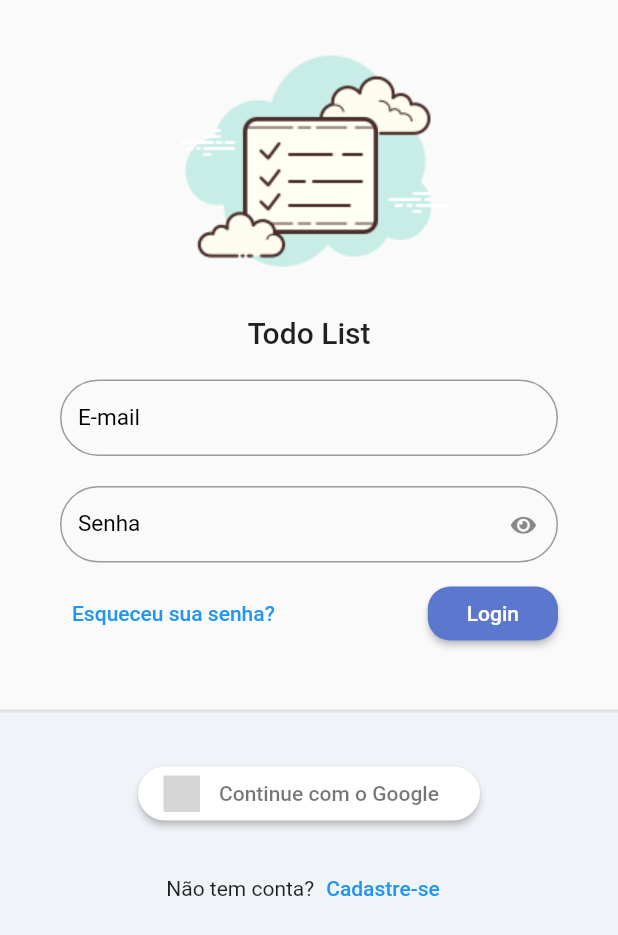
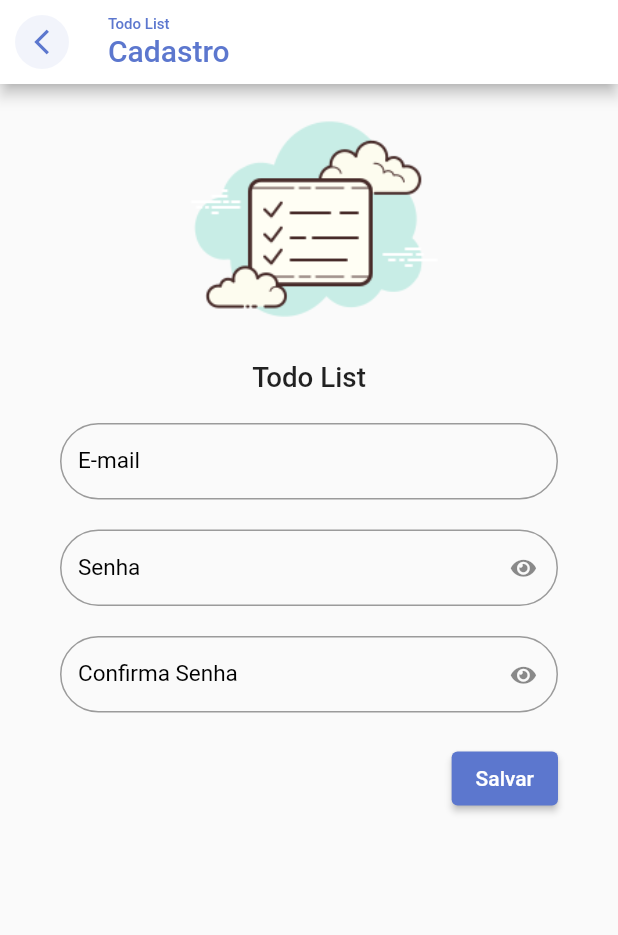
Before and after one commit to manuelzzz/to_do_list, a Flutter app: the screen it shows after launch, after a tap on "Cadastre-se", on a phone screen of 412 x 824 dp. Shown: the top 935 px of the screen. Run offline on Flutter 3.47's test engine with Material 2 defaults, Android fonts, the phone set to English and light mode, and no system bars; our stand-ins replace flutter_signin_button, google_fonts, sqflite, synchronized; accounts and stored records are empty; Roboto replaces fonts that are missing (Mandali); grey boxes are pictures that could not be loaded.

Commit message:
adding register page

```diff
--- a/lib/app/modules/auth/auth_module.dart
+++ b/lib/app/modules/auth/auth_module.dart
@@ -2,6 +2,8 @@ import 'package:provider/provider.dart';
 import 'package:todo_list/app/core/modules/todo_list_module.dart';
 import 'package:todo_list/app/modules/auth/login/login_controller.dart';
 import 'package:todo_list/app/modules/auth/login/login_page.dart';
+import 'package:todo_list/app/modules/auth/register/register_controller.dart';
+import 'package:todo_list/app/modules/auth/register/register_page.dart';
 
 class AuthModule extends TodoListModule {
   AuthModule()
@@ -9,10 +11,14 @@ class AuthModule extends TodoListModule {
           bindings: [
             ChangeNotifierProvider(
               create: (_) => LoginController(),
+            ),
+            ChangeNotifierProvider(
+              create: (_) => RegisterController(),
             )
           ],
           router: {
             '/login': (context) => const LoginPage(),
+            '/register': (context) => const RegisterPage(),
           },
         );
 }
--- a/lib/app/modules/auth/login/login_controller.dart
+++ b/lib/app/modules/auth/login/login_controller.dart
@@ -1,5 +1,3 @@
 import 'package:flutter/foundation.dart';
 
-class LoginController extends ChangeNotifier {
-
-}
+class LoginController extends ChangeNotifier {}
--- a/lib/app/modules/auth/login/login_page.dart
+++ b/lib/app/modules/auth/login/login_page.dart
@@ -99,7 +99,9 @@ class _LoginPageState extends State<LoginPage> {
                               children: [
                                 const Text('Não tem conta?'),
                                 TextButton(
-                                  onPressed: () {},
+                                  onPressed: () {
+                                    Navigator.of(context).pushNamed('/register');
+                                  },
                                   child: const Text('Cadastre-se'),
                                 )
                               ],
--- /dev/null
+++ b/lib/app/modules/auth/register/register_controller.dart
@@ -0,0 +1,5 @@
+import 'package:flutter/material.dart';
+
+class RegisterController extends ChangeNotifier {
+
+}
--- /dev/null
+++ b/lib/app/modules/auth/register/register_page.dart
@@ -0,0 +1,83 @@
+import 'package:flutter/material.dart';
+import 'package:todo_list/app/core/ui/theme_extensions.dart';
+import 'package:todo_list/app/core/widget/todo_list_field.dart';
+import 'package:todo_list/app/core/widget/todo_list_logo.dart';
+
+class RegisterPage extends StatelessWidget {
+  const RegisterPage({Key? key}) : super(key: key);
+
+  @override
+  Widget build(BuildContext context) {
+    return Scaffold(
+      appBar: AppBar(
+        backgroundColor: Colors.white,
+        automaticallyImplyLeading: false,
+        leading: IconButton(
+          onPressed: () => Navigator.pop(context),
+          icon: ClipOval(
+            child: Container(
+              color: context.primaryColor.withAlpha(20),
+              padding: const EdgeInsets.all(8.0),
+              child: Icon(
+                Icons.arrow_back_ios_outlined,
+                size: 20,
+                color: context.primaryColor,
+              ),
+            ),
+          ),
+        ),
+        title: Column(
+          crossAxisAlignment: CrossAxisAlignment.start,
+          children: [
+            Text(
+              'Todo List',
+              style: TextStyle(fontSize: 10, color: context.primaryColor),
+            ),
+            Text(
+              'Cadastro',
+              style: TextStyle(fontSize: 20, color: context.primaryColor),
+            ),
+          ],
+        ),
+      ),
+      body: ListView(
+        children: [
+          SizedBox(
+            height: MediaQuery.of(context).size.width * .5,
+            child: const FittedBox(
+              fit: BoxFit.fitHeight,
+              child: TodoListLogo(),
+            ),
+          ),
+          Padding(
+            padding: const EdgeInsets.symmetric(
+              horizontal: 40,
+              vertical: 20,
+            ),
+            child: Form(
+              child: Column(
+                children: [
+                  TodoListField(
+                    label: 'E-mail',
+                  ),
+                  const SizedBox(height: 20),
+                  TodoListField(label: 'Senha', obscureText: true),
+                  const SizedBox(height: 20),
+                  TodoListField(label: 'Confirma Senha', obscureText: true),
+                  const SizedBox(height: 20),
+                  Align(
+                    alignment: Alignment.bottomRight,
+                    child: ElevatedButton(
+                      onPressed: () {},
+                      child: const Text('Salvar'),
+                    ),
+                  ),
+                ],
+              ),
+            ),
+          )
+        ],
+      ),
+    );
+  }
+}
```
